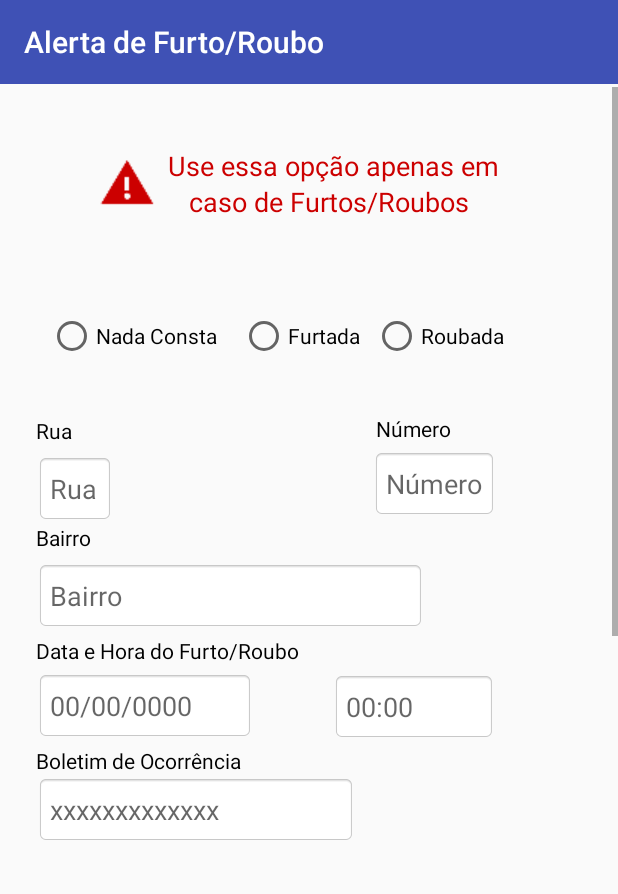
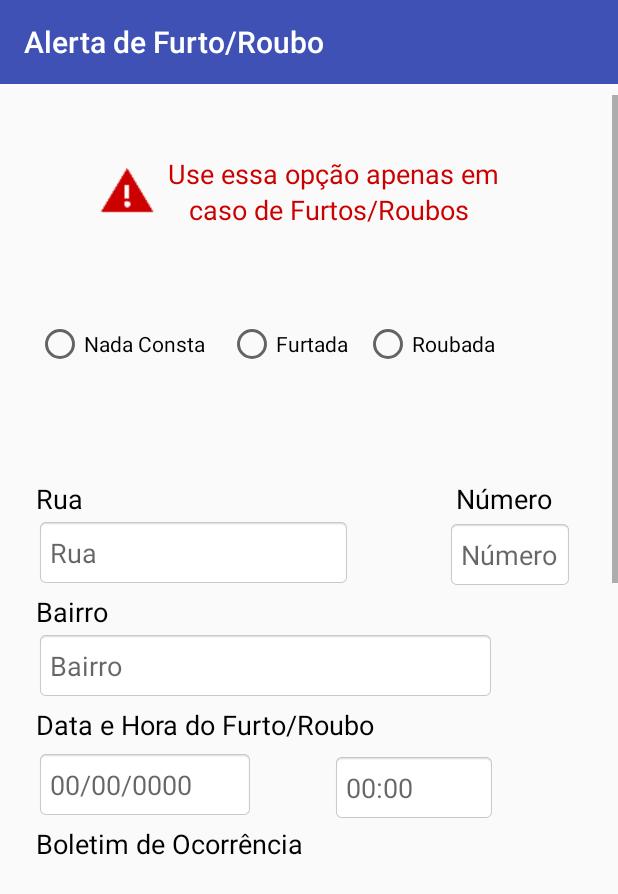
Before and after one commit to DouglasCastro21/BIKEJANU, an Android app: the AlertarFurtoRoubo screen opened directly, with no data from a screen before it, on a phone screen of 412 x 824 dp. Shown: the top 894 px of the screen. Run offline under Robolectric (Android 15) with nearby library versions, the phone set to English and light mode, and no system bars; our stand-ins replace Firebase (no records; nobody signed in at launch, a user with empty details on screens opened directly); libraries missing offline, so code that uses them is left out: com.github.rtoshiro.util; 6 statements that could not run were skipped.

Commit message:
mudança nas telas(add campos)

```diff
--- a/app/src/main/res/layout/activity_alertar_furto_roubo.xml
+++ b/app/src/main/res/layout/activity_alertar_furto_roubo.xml
@@ -32,7 +32,7 @@
         app:layout_constraintHorizontal_bias="0.0"
         app:layout_constraintStart_toStartOf="parent"
         app:layout_constraintTop_toBottomOf="@+id/toolbar4"
-        app:layout_constraintVertical_bias="1.0">
+        app:layout_constraintVertical_bias="0.166">
 
         <android.support.constraint.ConstraintLayout
             android:layout_width="match_parent"
@@ -50,6 +50,7 @@
                 android:text="Use essa opção apenas em"
                 android:textColor="@android:color/holo_red_dark"
                 android:textSize="18sp"
+                app:layout_constraintBottom_toTopOf="@+id/textView16"
                 app:layout_constraintEnd_toEndOf="parent"
                 app:layout_constraintHorizontal_bias="0.638"
                 app:layout_constraintStart_toStartOf="parent"
@@ -89,10 +90,12 @@
                 android:id="@+id/radioButton"
                 android:layout_width="120dp"
                 android:layout_height="wrap_content"
-                android:layout_marginLeft="32dp"
-                android:layout_marginStart="32dp"
+                android:layout_marginBottom="37dp"
+                android:layout_marginLeft="24dp"
+                android:layout_marginStart="24dp"
                 android:layout_marginTop="62dp"
                 android:text="Nada Consta"
+                app:layout_constraintBottom_toTopOf="@+id/textView24"
                 app:layout_constraintStart_toStartOf="parent"
                 app:layout_constraintTop_toBottomOf="@+id/imageView" />
 
@@ -100,27 +103,33 @@
                 android:id="@+id/radioButton2"
                 android:layout_width="wrap_content"
                 android:layout_height="wrap_content"
+                android:layout_marginBottom="37dp"
                 android:layout_marginLeft="8dp"
                 android:layout_marginStart="8dp"
                 android:layout_marginTop="62dp"
                 android:text="Furtada"
+                app:layout_constraintBottom_toTopOf="@+id/textView24"
                 app:layout_constraintStart_toEndOf="@+id/radioButton"
-                app:layout_constraintTop_toBottomOf="@+id/textView16" />
+                app:layout_constraintTop_toBottomOf="@+id/textView16"
+                app:layout_constraintVertical_bias="0.0" />
 
             <RadioButton
                 android:id="@+id/radioButton3"
                 android:layout_width="wrap_content"
                 android:layout_height="wrap_content"
+                android:layout_marginBottom="37dp"
                 android:layout_marginEnd="24dp"
                 android:layout_marginLeft="8dp"
                 android:layout_marginRight="24dp"
                 android:layout_marginStart="8dp"
                 android:layout_marginTop="62dp"
                 android:text="Roubada"
+                app:layout_constraintBottom_toTopOf="@+id/textView24"
                 app:layout_constraintEnd_toEndOf="parent"
-                app:layout_constraintHorizontal_bias="0.0"
+                app:layout_constraintHorizontal_bias="0.029"
                 app:layout_constraintStart_toEndOf="@+id/radioButton2"
-                app:layout_constraintTop_toBottomOf="@+id/textView16" />
+                app:layout_constraintTop_toBottomOf="@+id/textView16"
+                app:layout_constraintVertical_bias="0.0" />
 
             <TextView
                 android:id="@+id/textView24"
@@ -131,83 +140,55 @@
                 android:layout_marginTop="37dp"
                 android:text="Rua"
                 android:textColor="@android:color/background_dark"
+                android:textSize="18sp"
+                app:layout_constraintBottom_toTopOf="@+id/alertaRuaID"
                 app:layout_constraintStart_toStartOf="parent"
                 app:layout_constraintTop_toBottomOf="@+id/radioButton" />
-
-            <EditText
-                android:id="@+id/alertaRuaID"
-                android:layout_width="wrap_content"
-                android:layout_height="46dp"
-                android:layout_marginLeft="24dp"
-                android:layout_marginStart="24dp"
-                android:background="@android:drawable/editbox_background_normal"
-                android:hint="Rua"
-                app:layout_constraintStart_toStartOf="parent"
-                app:layout_constraintTop_toBottomOf="@+id/textView24" />
 
             <TextView
                 android:id="@+id/textView26"
                 android:layout_width="wrap_content"
-                android:layout_height="wrap_content"
-                android:layout_marginEnd="76dp"
-                android:layout_marginLeft="183dp"
-                android:layout_marginRight="76dp"
-                android:layout_marginStart="183dp"
-                android:layout_marginTop="36dp"
+                android:layout_height="25dp"
+                android:layout_marginEnd="44dp"
+                android:layout_marginRight="44dp"
+                android:layout_marginTop="32dp"
                 android:text="Número"
                 android:textColor="@android:color/background_dark"
+                android:textSize="18sp"
+                app:layout_constraintBottom_toTopOf="@+id/alertaNumeroID"
                 app:layout_constraintEnd_toEndOf="parent"
-                app:layout_constraintHorizontal_bias="0.0"
-                app:layout_constraintStart_toEndOf="@+id/textView24"
-                app:layout_constraintTop_toBottomOf="@+id/radioButton3" />
-
-            <EditText
-                android:id="@+id/alertaNumeroID"
-                android:layout_width="wrap_content"
-                android:layout_height="46dp"
-                android:layout_marginLeft="172dp"
-                android:layout_marginStart="172dp"
-                android:layout_marginTop="4dp"
-                android:background="@android:drawable/editbox_background_normal"
-                android:hint="Número"
-                app:layout_constraintStart_toEndOf="@+id/alertaRuaID"
-                app:layout_constraintTop_toBottomOf="@+id/textView26" />
+                app:layout_constraintTop_toBottomOf="@+id/radioButton3"
+                app:layout_constraintVertical_bias="0.976" />
 
             <TextView
                 android:id="@+id/textView28"
-                android:layout_width="46dp"
+                android:layout_width="59dp"
                 android:layout_height="25dp"
                 android:layout_marginEnd="323dp"
                 android:layout_marginLeft="24dp"
                 android:layout_marginRight="323dp"
                 android:layout_marginStart="24dp"
+                android:layout_marginTop="4dp"
                 android:text="Bairro"
                 android:textColor="@android:color/background_dark"
+                android:textSize="18sp"
+                app:layout_constraintBottom_toTopOf="@+id/alertaBairroID"
                 app:layout_constraintEnd_toEndOf="parent"
                 app:layout_constraintHorizontal_bias="0.0"
                 app:layout_constraintStart_toStartOf="parent"
                 app:layout_constraintTop_toBottomOf="@+id/alertaRuaID" />
 
-            <EditText
-                android:id="@+id/alertaBairroID"
-                android:layout_width="259dp"
-                android:layout_height="46dp"
-                android:layout_marginLeft="24dp"
-                android:layout_marginStart="24dp"
-                android:background="@android:drawable/editbox_background_normal"
-                android:hint="Bairro"
-                app:layout_constraintStart_toStartOf="parent"
-                app:layout_constraintTop_toBottomOf="@+id/textView28" />
-
             <TextView
                 android:id="@+id/textView31"
-                android:layout_width="179dp"
-                android:layout_height="0dp"
+                android:layout_width="249dp"
+                android:layout_height="25dp"
                 android:layout_marginLeft="24dp"
                 android:layout_marginStart="24dp"
                 android:layout_marginTop="4dp"
                 android:text="Data e Hora do Furto/Roubo"
                 android:textColor="@android:color/background_dark"
+                android:textSize="18sp"
+                app:layout_constraintBottom_toTopOf="@+id/alertaDataID"
                 app:layout_constraintStart_toStartOf="parent"
                 app:layout_constraintTop_toBottomOf="@+id/alertaBairroID" />
 
@@ -222,6 +203,7 @@
                 android:ems="10"
                 android:hint="00/00/0000"
                 android:inputType="date"
+                app:layout_constraintBottom_toTopOf="@+id/textView10"
                 app:layout_constraintStart_toStartOf="parent"
                 app:layout_constraintTop_toBottomOf="@+id/textView31" />
 
@@ -232,16 +214,18 @@
                 android:layout_marginEnd="16dp"
                 android:layout_marginLeft="52dp"
                 android:layout_marginRight="16dp"
+
                 android:layout_marginStart="52dp"
-                android:layout_marginTop="28dp"
+                android:layout_marginTop="4dp"
                 android:background="@android:drawable/editbox_background_normal"
                 android:ems="10"
                 android:hint="00:00"
                 android:inputType="time"
+                app:layout_constraintBottom_toTopOf="@+id/textView10"
                 app:layout_constraintEnd_toEndOf="parent"
                 app:layout_constraintHorizontal_bias="0.0"
                 app:layout_constraintStart_toEndOf="@+id/alertaDataID"
-                app:layout_constraintTop_toBottomOf="@+id/alertaBairroID" />
+                app:layout_constraintTop_toBottomOf="@+id/textView31" />
 
             <TextView
                 android:id="@+id/textView10"
@@ -252,6 +236,8 @@
                 android:layout_marginTop="4dp"
                 android:text="Boletim de Ocorrência"
                 android:textColor="@color/common_google_signin_btn_text_dark_focused"
+                android:textSize="18sp"
+                app:layout_constraintBottom_toTopOf="@+id/BoletimID"
                 app:layout_constraintStart_toStartOf="parent"
                 app:layout_constraintTop_toBottomOf="@+id/alertaDataID" />
 
@@ -265,6 +251,7 @@
                 android:ems="10"
                 android:hint="xxxxxxxxxxxxx"
                 android:inputType="number"
+                app:layout_constraintBottom_toTopOf="@+id/textView21"
                 app:layout_constraintStart_toStartOf="parent"
                 app:layout_constraintTop_toBottomOf="@+id/textView10" />
 
@@ -272,6 +259,7 @@
                 android:id="@+id/alertaDescricaoID"
                 android:layout_width="310dp"
                 android:layout_height="78dp"
+                android:layout_marginBottom="31dp"
                 android:layout_marginEnd="24dp"
                 android:layout_marginLeft="24dp"
                 android:layout_marginRight="24dp"
@@ -280,6 +268,7 @@
                 android:ems="10"
                 android:hint="Descreva detalhes do Furto/Roubo"
                 android:inputType="textMultiLine"
+                app:layout_constraintBottom_toTopOf="@+id/finalizarID"
                 app:layout_constraintEnd_toEndOf="parent"
                 app:layout_constraintHorizontal_bias="0.0"
                 app:layout_constraintStart_toStartOf="parent"
@@ -294,6 +283,8 @@
                 android:layout_marginTop="4dp"
                 android:text="Observações"
                 android:textColor="@android:color/background_dark"
+                android:textSize="18sp"
+                app:layout_constraintBottom_toTopOf="@+id/alertaDescricaoID"
                 app:layout_constraintStart_toStartOf="parent"
                 app:layout_constraintTop_toBottomOf="@+id/BoletimID" />
 
@@ -315,6 +306,52 @@
                 app:layout_constraintStart_toStartOf="parent"
                 app:layout_constraintTop_toBottomOf="@+id/alertaDescricaoID" />
 
+            <EditText
+                android:id="@+id/alertaBairroID"
+                android:layout_width="306dp"
+                android:layout_height="46dp"
+                android:layout_marginEnd="24dp"
+                android:layout_marginLeft="24dp"
+                android:layout_marginRight="24dp"
+                android:layout_marginStart="24dp"
+                android:background="@android:drawable/editbox_background_normal"
+                android:ems="10"
+                android:hint="Bairro"
+                android:inputType="textPersonName"
+                app:layout_constraintBottom_toTopOf="@+id/textView31"
+                app:layout_constraintEnd_toEndOf="parent"
+                app:layout_constraintHorizontal_bias="0.0"
+                app:layout_constraintStart_toStartOf="parent"
+                app:layout_constraintTop_toBottomOf="@+id/textView28" />
+
+            <EditText
+                android:id="@+id/alertaRuaID"
+                android:layout_width="210dp"
+                android:layout_height="46dp"
+                android:layout_marginLeft="24dp"
+                android:layout_marginStart="24dp"
+                android:background="@android:drawable/editbox_background_normal"
+                android:ems="10"
+                android:hint="Rua"
+                android:inputType="textPersonName"
+                app:layout_constraintBottom_toTopOf="@+id/textView28"
+                app:layout_constraintStart_toStartOf="parent"
+                app:layout_constraintTop_toBottomOf="@+id/textView24" />
+
+            <EditText
+                android:id="@+id/alertaNumeroID"
+                android:layout_width="84dp"
+                android:layout_height="46dp"
+                android:layout_marginBottom="28dp"
+                android:layout_marginEnd="30dp"
+                android:layout_marginRight="30dp"
+                android:background="@android:drawable/editbox_background_normal"
+                android:ems="10"
+                android:hint="Número"
+                android:inputType="textPersonName"
+                app:layout_constraintBottom_toTopOf="@+id/alertaBairroID"
+                app:layout_constraintEnd_toEndOf="parent" />
+
         </android.support.constraint.ConstraintLayout>
     </ScrollView>
 
--- a/app/src/main/res/layout/activity_cadastro_bike.xml
+++ b/app/src/main/res/layout/activity_cadastro_bike.xml
@@ -267,8 +267,8 @@
                 android:id="@+id/textView26"
                 android:layout_width="wrap_content"
                 android:layout_height="25dp"
-                android:layout_marginEnd="56dp"
-                android:layout_marginRight="56dp"
+                android:layout_marginEnd="50dp"
+                android:layout_marginRight="50dp"
                 android:layout_marginTop="36dp"
                 android:text="Número"
                 android:textColor="@android:color/background_dark"
@@ -486,7 +486,7 @@
 
             <EditText
                 android:id="@+id/alertaRuaID"
-                android:layout_width="96dp"
+                android:layout_width="210dp"
                 android:layout_height="46dp"
                 android:layout_marginLeft="24dp"
                 android:layout_marginStart="24dp"
@@ -516,7 +516,7 @@
 
             <EditText
                 android:id="@+id/alertaNumeroID"
-                android:layout_width="96dp"
+                android:layout_width="85dp"
                 android:layout_height="46dp"
                 android:layout_marginEnd="35dp"
                 android:layout_marginRight="35dp"
```
